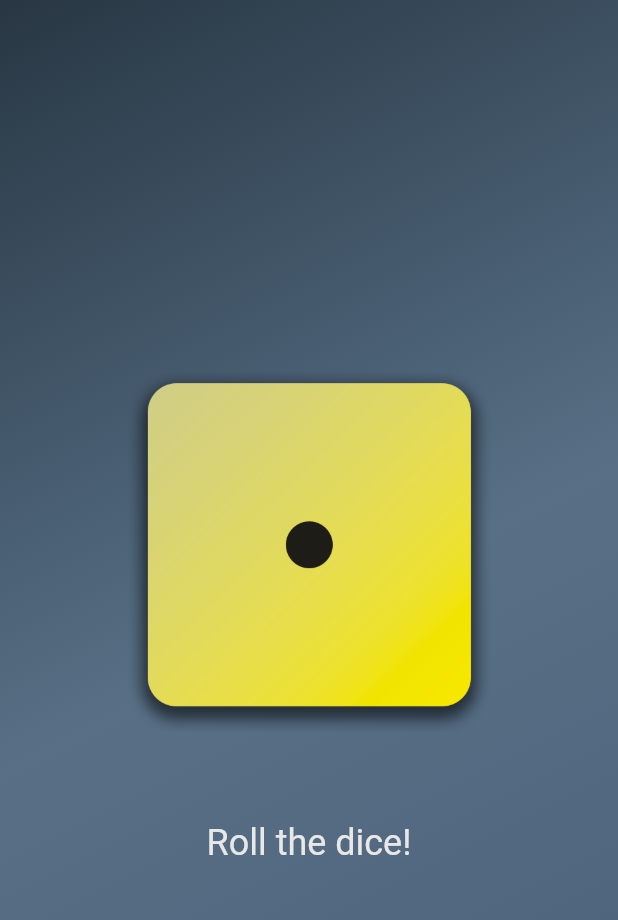
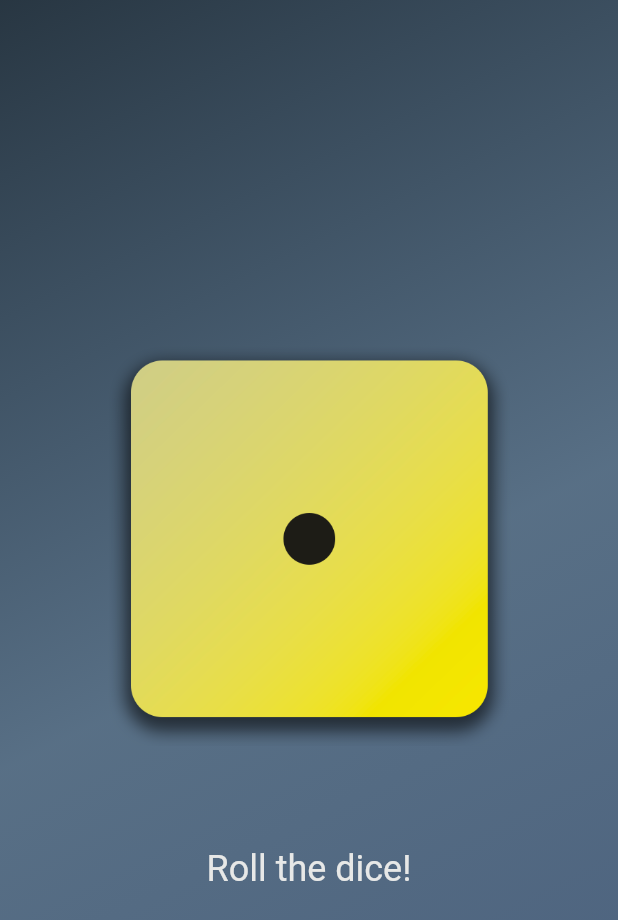
Before and after one commit to SaranshPruthi/dice-game, a Flutter app: the screen it shows after launch, on a phone screen of 412 x 824 dp. Shown: the top 920 px of the screen. Run offline on Flutter 3.47's test engine with Material 2 defaults, Android fonts, the phone set to English and light mode, and no system bars; Roboto replaces fonts that are missing (name).

Commit message:
first PR changes..review karo (#1)
Co-authored-by: SaranshPruthi <pruthi.saransh@gmail.com>

```diff
--- a/lib/container_file.dart
+++ b/lib/container_file.dart
@@ -7,7 +7,8 @@ const t1 = "Hello Saransh!  How are you?";
 class GradientContainer extends StatelessWidget{
   const GradientContainer({super.key, required this.colorss}); //const GradientContainer({key1}): super(key: key1);
   final List<Color> colorss;
-
+// first PR bcc...
+// hello hi testing PR
 
   @override
   Widget build(context)
--- a/lib/main.dart
+++ b/lib/main.dart
@@ -3,7 +3,7 @@ import 'package:dice_roll/container_file.dart';
 
 const y1 = Color.fromARGB(215, 1, 18, 32);
 const y2 = Color.fromARGB(166, 1, 37, 71);
-const y3 = Color.fromARGB(182, 2, 32, 69);
+const y3 = Color.fromARGB(182, 2, 32, 74);
 void main()
 {
   runApp(const MaterialApp(
--- a/lib/roll_dice.dart
+++ b/lib/roll_dice.dart
@@ -23,8 +23,8 @@ class _RollDice extends State<RollDice>{
     return Column(
             mainAxisAlignment: MainAxisAlignment.center,
             children: [
-              Image.asset(dice, width: 250,),
-              const SizedBox(height: 50,),
+              Image.asset(dice, width: 276,),
+              const SizedBox(height: 58,),
               TextButton(
                 onPressed: rollDice,
                 style: TextButton.styleFrom(
```
